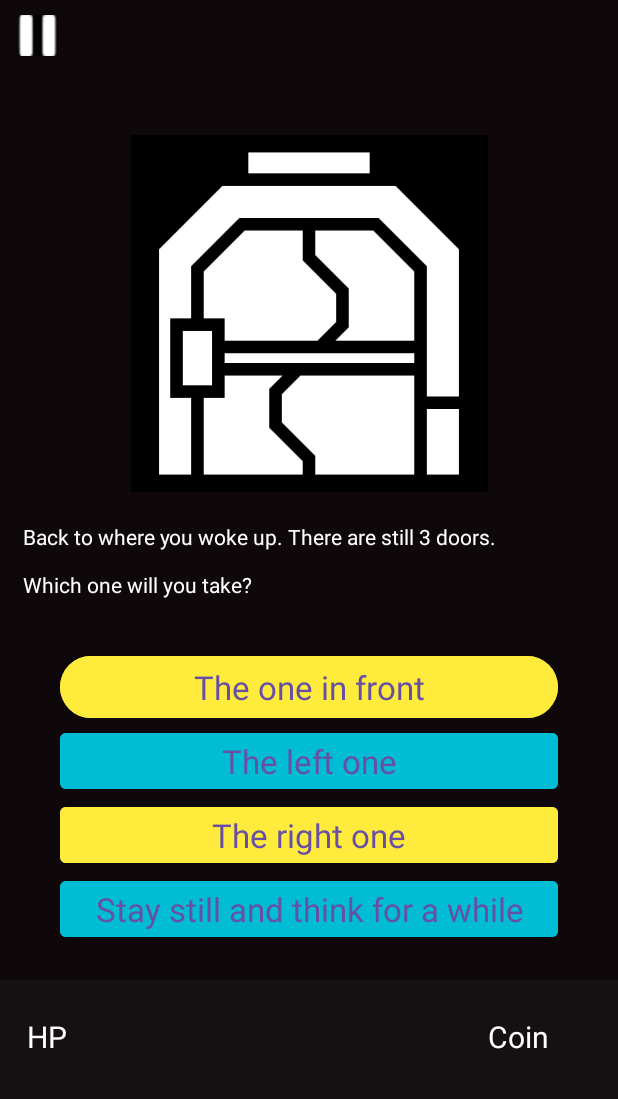
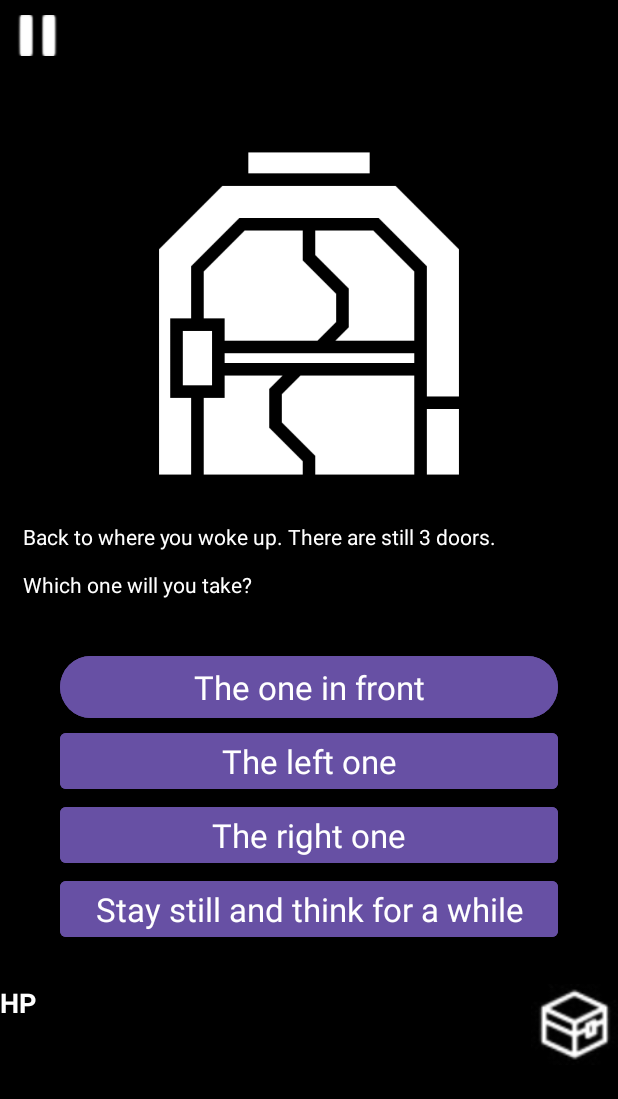
Before and after one commit to quanyoyo/prm392, an Android app: the GameScreen screen opened directly, with no data from a screen before it, on a phone screen of 412 x 824 dp. Shown: the top 1099 px of the screen. Run offline under Robolectric (Android 15) with nearby library versions, the phone set to English and light mode, and no system bars.

Commit message:
add inventory UI

```diff
--- a/app/build.gradle
+++ b/app/build.gradle
@@ -26,6 +26,9 @@ android {
         sourceCompatibility JavaVersion.VERSION_1_8
         targetCompatibility JavaVersion.VERSION_1_8
     }
+    buildFeatures {
+        viewBinding true
+    }
 }
 
 dependencies {
@@ -33,6 +36,8 @@ dependencies {
     implementation 'androidx.appcompat:appcompat:1.6.1'
     implementation 'com.google.android.material:material:1.5.0'
     implementation 'androidx.constraintlayout:constraintlayout:2.1.4'
+    implementation 'androidx.legacy:legacy-support-v4:1.0.0'
+    implementation 'androidx.recyclerview:recyclerview:1.2.1'
     testImplementation 'junit:junit:4.13.2'
     androidTestImplementation 'androidx.test.ext:junit:1.1.5'
     androidTestImplementation 'androidx.test.espresso:espresso-core:3.5.1'
--- a/app/src/main/AndroidManifest.xml
+++ b/app/src/main/AndroidManifest.xml
@@ -3,6 +3,7 @@
     xmlns:tools="http://schemas.android.com/tools">
 
     <uses-permission android:name="android.permission.POST_NOTIFICATIONS" />
+
     <application
         android:allowBackup="true"
         android:dataExtractionRules="@xml/data_extraction_rules"
@@ -13,6 +14,9 @@
         android:supportsRtl="true"
         android:theme="@style/Theme.Prm392"
         tools:targetApi="31">
+        <activity
+            android:name=".InventoryScreen"
+            android:exported="false" />
         <activity
             android:name=".GameScreen"
             android:exported="false" />
--- a/app/src/main/java/com/example/prm392/GameScreen.java
+++ b/app/src/main/java/com/example/prm392/GameScreen.java
@@ -11,6 +11,7 @@ import android.media.MediaPlayer;
 import android.os.Bundle;
 import android.view.View;
 import android.widget.Button;
+import android.widget.ImageButton;
 import android.widget.ImageView;
 import android.widget.PopupMenu;
 import android.widget.RelativeLayout;
@@ -22,6 +23,7 @@ public class GameScreen extends AppCompatActivity {
     Button btn1, btn2, btn3, btn4;
     Story story;
     ImageView btnPause;
+    ImageButton btnInventory;
     private MediaPlayer mediaPlayer;
 
 
@@ -52,13 +54,23 @@ public class GameScreen extends AppCompatActivity {
                 showPopupDialog();
             }
         });
+        btnInventory =((ImageButton)findViewById(R.id.btn_inventory));
+        btnInventory.setOnClickListener(new View.OnClickListener() {
+            @Override
+            public void onClick(View v) {
+                showInventory();
+            }
+        });
 
         story = new Story(this, getApplicationContext());
 
         resumeGame();
 
     }
-
+    private void showInventory(){
+        Intent intent = new Intent(this, InventoryScreen.class);
+        startActivity(intent);
+    }
     private void showPopupDialog() {
         AlertDialog.Builder builder = new AlertDialog.Builder(this);
         builder.setTitle("Game Paused");
--- a/app/src/main/res/layout/activity_game_screen.xml
+++ b/app/src/main/res/layout/activity_game_screen.xml
@@ -4,14 +4,13 @@
     xmlns:tools="http://schemas.android.com/tools"
     android:layout_width="match_parent"
     android:layout_height="match_parent"
-    android:background="#151012"
+    android:background="@color/black"
     tools:context=".GameScreen">
 
     <LinearLayout
         android:id="@+id/linearLayout"
         android:layout_width="match_parent"
-        android:layout_height="653dp"
-        android:background="#0E080A"
+        android:layout_height="match_parent"
         android:orientation="vertical"
         app:layout_constraintEnd_toEndOf="parent"
         app:layout_constraintHorizontal_bias="0.5"
@@ -43,7 +42,6 @@
             android:layout_width="match_parent"
             android:layout_height="238dp"
             android:layout_marginBottom="20dp"
-            android:backgroundTint="#130C0E"
             app:srcCompat="@drawable/airtighthatch" />
 
         <TextView
@@ -62,11 +60,13 @@
             android:layout_height="wrap_content"
             android:layout_marginStart="40dp"
             android:layout_marginEnd="40dp"
-            android:backgroundTint="#FFEB3B"
             android:elegantTextHeight="false"
             android:onClick="chooseButton1"
+            android:backgroundTint="#6750A4"
+            android:textColor="@color/white"
             android:text="Button"
             android:textAppearance="@style/TextAppearance.AppCompat.Large" />
+        <!--        android:backgroundTint="#FFEB3B"-->
 
         <Button
             android:id="@+id/btn2"
@@ -75,11 +75,14 @@
             android:layout_height="wrap_content"
             android:layout_marginStart="40dp"
             android:layout_marginEnd="40dp"
-            android:backgroundTint="#00BCD4"
             android:elegantTextHeight="true"
             android:onClick="chooseButton2"
+            android:backgroundTint="#6750A4"
+            android:textColor="@color/white"
             android:text="Button"
             android:textAppearance="@style/TextAppearance.AppCompat.Large" />
+        <!--            android:backgroundTint="#00BCD4"-->
+
 
         <Button
             android:id="@+id/btn3"
@@ -88,11 +91,13 @@
             android:layout_height="wrap_content"
             android:layout_marginStart="40dp"
             android:layout_marginEnd="40dp"
-            android:backgroundTint="#FFEB3B"
             android:elegantTextHeight="true"
             android:onClick="chooseButton3"
+            android:backgroundTint="#6750A4"
+            android:textColor="@color/white"
             android:text="Button"
             android:textAppearance="@style/TextAppearance.AppCompat.Large" />
+        <!--        android:backgroundTint="#FFEB3B"-->
 
         <Button
             android:id="@+id/btn4"
@@ -101,40 +106,45 @@
             android:layout_height="wrap_content"
             android:layout_marginStart="40dp"
             android:layout_marginEnd="40dp"
-            android:backgroundTint="#00BCD4"
             android:onClick="chooseButton4"
+            android:backgroundTint="#6750A4"
+            android:textColor="@color/white"
             android:text="Button"
             android:textAppearance="@style/TextAppearance.AppCompat.Large" />
 
+        <Space
+            android:layout_width="match_parent"
+            android:layout_height="25sp" />
+
+
+        <LinearLayout
+            android:layout_width="match_parent"
+            android:layout_height="match_parent"
+            android:orientation="horizontal">
+
+            <TextView
+                android:id="@+id/tv_hp"
+                android:layout_width="39dp"
+                android:layout_height="wrap_content"
+                android:text="@string/hit_point"
+                android:textColor="@color/white"
+                android:textSize="18sp"
+                android:textStyle="bold" />
+
+            <Space
+                android:layout_width="wrap_content"
+                android:layout_height="wrap_content"
+                android:layout_weight="1" />
+
+            <ImageButton
+                android:id="@+id/btn_inventory"
+                android:layout_width="58dp"
+                android:layout_height="54dp"
+                android:layout_weight="0"
+                android:background="@drawable/inventory" />
+
+        </LinearLayout>
+
     </LinearLayout>
 
-    <TextView
-        android:id="@+id/tv_hp"
-        android:layout_width="wrap_content"
-        android:layout_height="wrap_content"
-        android:layout_marginStart="17dp"
-        android:layout_marginTop="24dp"
-        android:layout_marginEnd="353dp"
-        android:text="@string/hit_point"
-        android:textColor="@color/white"
-        android:textSize="20sp"
-        app:layout_constraintEnd_toEndOf="parent"
-        app:layout_constraintHorizontal_bias="0.055"
-        app:layout_constraintStart_toStartOf="parent"
-        app:layout_constraintTop_toBottomOf="@+id/linearLayout" />
-
-    <TextView
-        android:id="@+id/tv_coin"
-        android:layout_width="wrap_content"
-        android:layout_height="wrap_content"
-        android:layout_marginStart="280dp"
-        android:layout_marginTop="24dp"
-        android:layout_marginEnd="46dp"
-        android:text="@string/coin"
-        android:textColor="@color/white"
-        android:textSize="20sp"
-        app:layout_constraintEnd_toEndOf="parent"
-        app:layout_constraintStart_toEndOf="@+id/tv_hp"
-        app:layout_constraintTop_toBottomOf="@+id/linearLayout" />
-
 </androidx.constraintlayout.widget.ConstraintLayout>
--- /dev/null
+++ b/app/src/main/res/values/dimens.xml
@@ -0,0 +1,4 @@
+<?xml version="1.0" encoding="utf-8"?>
+<resources>
+    <dimen name="text_margin">16dp</dimen>
+</resources>
```
Also changed, not shown: app/src/main/java/com/example/prm392/InventoryAdaptor.java (added, +56 -0 lines), app/src/main/java/com/example/prm392/InventoryScreen.java (added, +52 -0 lines), app/src/main/java/com/example/prm392/Item.java (added, +27 -0 lines), app/src/main/res/layout/activity_inventory_screen.xml (added, +32 -0 lines), app/src/main/res/layout/item_layout.xml (added, +31 -0 lines), app/src/main/res/drawable/inventory.jpg (added).
